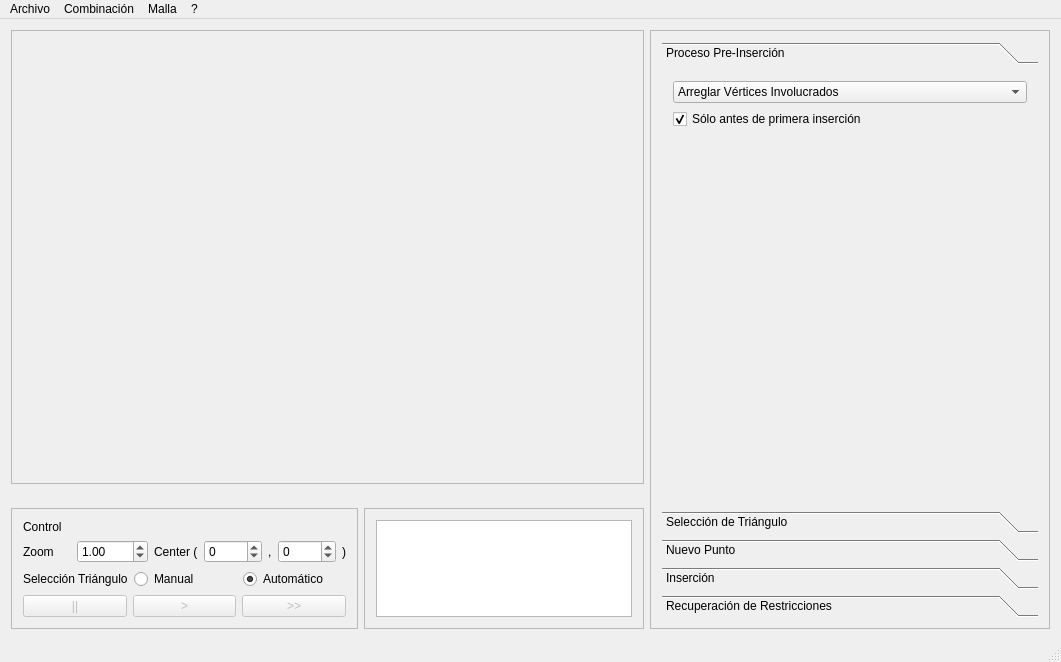
Before: the Qt Designer form gui/forms/MainWindow.ui in afaundez/mesh-suite, drawn with Qt 5.
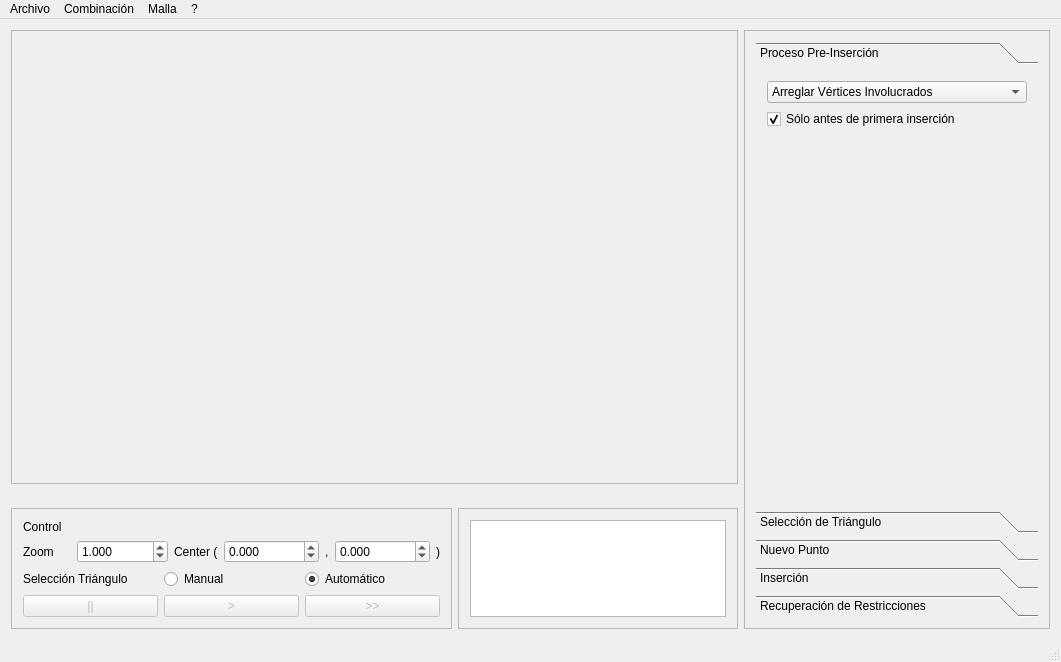
After: the same form once the commit is applied.

The edit to the form file:
```diff
--- a/gui/forms/MainWindow.ui
+++ b/gui/forms/MainWindow.ui
@@ -71,8 +71,8 @@
            <rect>
             <x>0</x>
             <y>0</y>
-            <width>362</width>
-            <height>434</height>
+            <width>251</width>
+            <height>420</height>
            </rect>
           </property>
           <attribute name="label">
@@ -342,8 +342,11 @@
          </item>
          <item>
           <widget class="QDoubleSpinBox" name="scaleSpinBox">
+           <property name="decimals">
+            <number>3</number>
+           </property>
            <property name="maximum">
-            <double>1000.000000000000000</double>
+            <double>999999999.000000000000000</double>
            </property>
            <property name="singleStep">
             <double>0.500000000000000</double>
@@ -361,15 +364,15 @@
           </widget>
          </item>
          <item>
-          <widget class="QSpinBox" name="xTranslateSpinBox">
+          <widget class="QDoubleSpinBox" name="xTranslateDoubleSpinBox">
+           <property name="decimals">
+            <number>3</number>
+           </property>
            <property name="minimum">
-            <number>-1000</number>
+            <double>-999999999.000000000000000</double>
            </property>
            <property name="maximum">
-            <number>1000</number>
-           </property>
-           <property name="singleStep">
-            <number>10</number>
+            <double>999999999.000000000000000</double>
            </property>
           </widget>
          </item>
@@ -381,15 +384,15 @@
           </widget>
          </item>
          <item>
-          <widget class="QSpinBox" name="yTranslateSpinBox">
+          <widget class="QDoubleSpinBox" name="yTranslateDoubleSpinBox">
+           <property name="decimals">
+            <number>3</number>
+           </property>
            <property name="minimum">
-            <number>-1000</number>
+            <double>-999999999.000000000000000</double>
            </property>
            <property name="maximum">
-            <number>1000</number>
-           </property>
-           <property name="singleStep">
-            <number>10</number>
+            <double>999999999.000000000000000</double>
            </property>
           </widget>
          </item>
```
